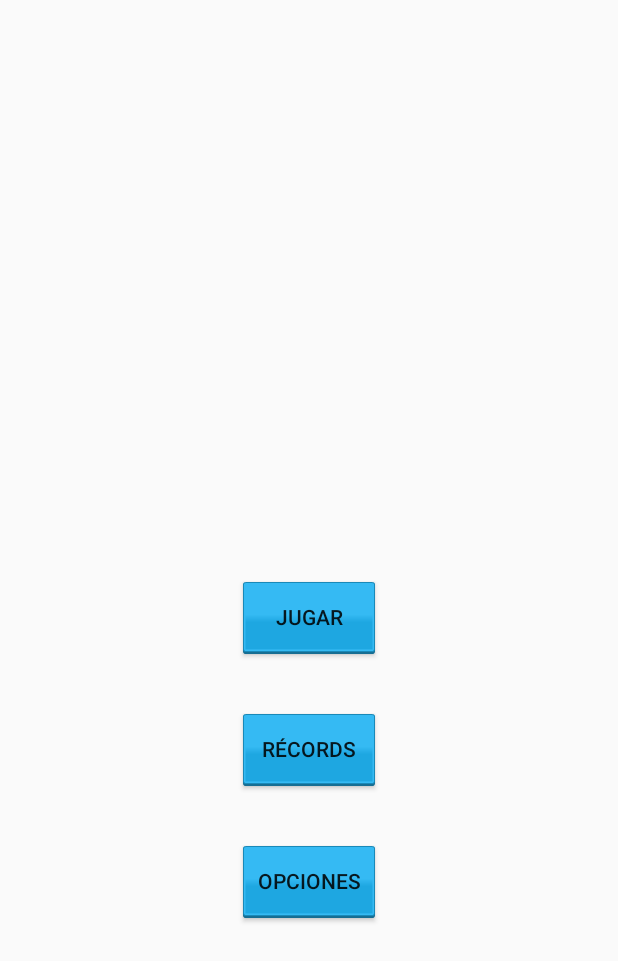
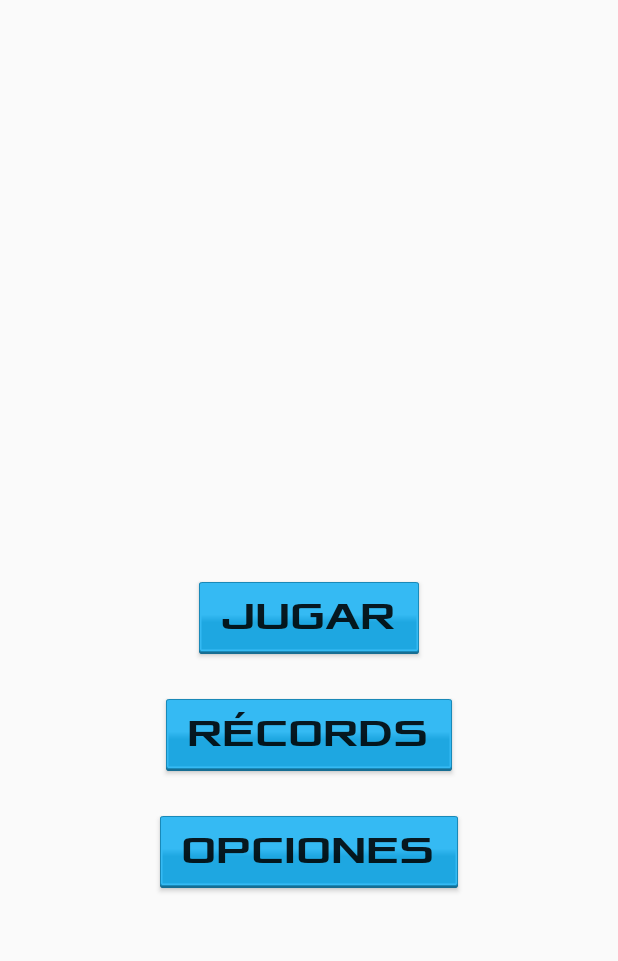
Before and after one commit to Aitor1995/Galactic-Journey, an Android app: the screen it shows after launch (MainActivity), on a phone screen of 412 x 824 dp. Shown: the top 961 px of the screen. Run offline under Robolectric (Android 15) with nearby library versions, the phone set to English and light mode, and no system bars.

Commit message:
Terminados los botones con fuente

```diff
--- a/app/src/main/java/com/aitor1995/proyecto/activities/MainActivity.java
+++ b/app/src/main/java/com/aitor1995/proyecto/activities/MainActivity.java
@@ -1,9 +1,12 @@
 package com.aitor1995.proyecto.activities;
 
+import android.content.Intent;
 import android.os.Bundle;
 import android.support.v7.app.ActionBarActivity;
+import android.view.View;
 
 import com.aitor1995.proyecto.R;
+import com.aitor1995.proyecto.fragments.AjustesFragment;
 import com.aitor1995.proyecto.fragments.MainFragment;
 
 
@@ -28,4 +31,20 @@ public class MainActivity extends ActionBarActivity {
         } else
             super.onBackPressed();
     }
+
+    public void onJugarClick(View view) {
+        startActivity(new Intent(this, JuegoActivity.class));
+    }
+
+    public void onRecordsClick(View view) {
+
+    }
+
+    public void onOpcionesClick(View view) {
+        getFragmentManager().beginTransaction()
+                .setCustomAnimations(R.animator.slide_left_enter, R.animator.slide_left_exit, R.animator.slide_right_enter, R.animator.slide_right_exit)
+                .replace(R.id.container, new AjustesFragment())
+                .addToBackStack(null)
+                .commit();
+    }
 }
--- a/app/src/main/java/com/aitor1995/proyecto/fragments/MainFragment.java
+++ b/app/src/main/java/com/aitor1995/proyecto/fragments/MainFragment.java
@@ -1,38 +1,28 @@
 package com.aitor1995.proyecto.fragments;
 
 import android.app.Fragment;
-import android.content.Intent;
+import android.graphics.Typeface;
 import android.os.Bundle;
 import android.view.LayoutInflater;
 import android.view.View;
 import android.view.ViewGroup;
+import android.widget.Button;
 
 import com.aitor1995.proyecto.R;
-import com.aitor1995.proyecto.activities.JuegoActivity;
 
 public class MainFragment extends Fragment {
 
     @Override
     public View onCreateView(LayoutInflater inflater, ViewGroup container, Bundle savedInstanceState) {
-        return inflater.inflate(R.layout.fragment_menu, container, false);
+        Typeface typeface = Typeface.createFromAsset(getActivity().getAssets(), "fuente.otf");
+        View view = inflater.inflate(R.layout.fragment_menu, container, false);
+        Button boton = (Button) view.findViewById(R.id.botonJugar);
+        boton.setTypeface(typeface);
+        boton = (Button) view.findViewById(R.id.botonRecords);
+        boton.setTypeface(typeface);
+        boton = (Button) view.findViewById(R.id.buttonOpciones);
+        boton.setTypeface(typeface);
+        return view;
     }
 
-
-    public void onJugarClick() {
-        startActivity(new Intent(getActivity(), JuegoActivity.class));
-    }
-
-
-    public void onRecordsClick() {
-
-    }
-
-
-    public void onOpcionesClick() {
-        getActivity().getFragmentManager().beginTransaction()
-                .setCustomAnimations(R.animator.slide_left_enter, R.animator.slide_left_exit, R.animator.slide_right_enter, R.animator.slide_right_exit)
-                .replace(R.id.container, new AjustesFragment())
-                .addToBackStack(null)
-                .commit();
-    }
 }
--- a/app/src/main/res/drawable/boton.xml
+++ b/app/src/main/res/drawable/boton.xml
@@ -1,5 +1,7 @@
 <?xml version="1.0" encoding="utf-8"?>
 <selector xmlns:android="http://schemas.android.com/apk/res/android">
-    <item android:drawable="@drawable/boton_pulsado" android:state_pressed="true" />
+    <item android:drawable="@drawable/boton_pulsado" android:state_focused="true" android:state_pressed="false" />
+    <item android:drawable="@drawable/boton_pulsado" android:state_focused="true" android:state_pressed="true" />
+    <item android:drawable="@drawable/boton_pulsado" android:state_focused="false" android:state_pressed="true" />
     <item android:drawable="@drawable/boton" />
 </selector>
--- a/app/src/main/res/layout/fragment_menu.xml
+++ b/app/src/main/res/layout/fragment_menu.xml
@@ -10,7 +10,9 @@
         android:id="@+id/botonJugar"
         android:layout_centerVertical="true"
         android:layout_centerHorizontal="true"
-        android:background="@drawable/boton" />
+        android:background="@drawable/boton"
+        android:onClick="onJugarClick"
+        android:textSize="25sp" />
 
     <Button
         android:layout_width="wrap_content"
@@ -19,8 +21,10 @@
         android:id="@+id/botonRecords"
         android:layout_below="@+id/botonJugar"
         android:layout_centerHorizontal="true"
-        android:layout_marginTop="40dp"
-        android:background="@drawable/boton" />
+        android:layout_marginTop="30dp"
+        android:background="@drawable/boton"
+        android:onClick="onRecordsClick"
+        android:textSize="25sp" />
 
     <Button
         android:layout_width="wrap_content"
@@ -29,6 +33,8 @@
         android:id="@+id/buttonOpciones"
         android:layout_below="@+id/botonRecords"
         android:layout_centerHorizontal="true"
-        android:layout_marginTop="40dp"
-        android:background="@drawable/boton" />
+        android:layout_marginTop="30dp"
+        android:background="@drawable/boton"
+        android:onClick="onOpcionesClick"
+        android:textSize="25sp" />
 </RelativeLayout>
```
Also changed, not shown: app/src/main/assets/fuente.otf (added), app/src/main/res/drawable-hdpi/boton.9.png, app/src/main/res/drawable-hdpi/boton_pulsado.9.png, app/src/main/res/drawable-mdpi/boton.9.png, app/src/main/res/drawable-mdpi/boton_pulsado.9.png, app/src/main/res/drawable-xhdpi/boton.9.png, app/src/main/res/drawable-xhdpi/boton_pulsado.9.png, app/src/main/res/drawable-xxhdpi/boton.9.png, app/src/main/res/drawable-xxhdpi/boton_pulsado.9.png, app/src/main/res/drawable-xxhdpi/nave1_azul.png (added).
